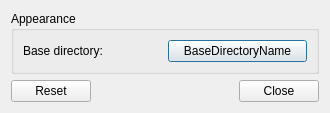
Above: plugin-directorymenu/directorymenuconfiguration.ui from lxqt/lxqt-panel before the change. Below: the same form after it.
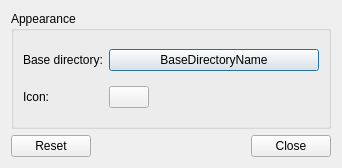
That is the form after the change.

Commit message: added icon configuration

```diff
--- a/plugin-directorymenu/directorymenuconfiguration.ui
+++ b/plugin-directorymenu/directorymenuconfiguration.ui
@@ -6,8 +6,8 @@
    <rect>
     <x>0</x>
     <y>0</y>
-    <width>330</width>
-    <height>111</height>
+    <width>342</width>
+    <height>168</height>
    </rect>
   </property>
   <property name="windowTitle">
@@ -29,11 +29,37 @@
       </item>
       <item row="0" column="1">
        <widget class="QPushButton" name="baseDirectoryB">
+        <property name="sizePolicy">
+         <sizepolicy hsizetype="MinimumExpanding" vsizetype="Fixed">
+          <horstretch>0</horstretch>
+          <verstretch>0</verstretch>
+         </sizepolicy>
+        </property>
         <property name="text">
          <string>BaseDirectoryName</string>
         </property>
        </widget>
       </item>
+      <item row="1" column="0">
+       <widget class="QLabel" name="iconL">
+        <property name="text">
+         <string>Icon:</string>
+        </property>
+       </widget>
+      </item>
+      <item row="1" column="1">
+       <widget class="QPushButton" name="iconB">
+        <property name="sizePolicy">
+         <sizepolicy hsizetype="Fixed" vsizetype="Fixed">
+          <horstretch>0</horstretch>
+          <verstretch>0</verstretch>
+         </sizepolicy>
+        </property>
+        <property name="text">
+         <string/>
+        </property>
+       </widget>
+      </item>
      </layout>
     </widget>
    </item>
```
The commit also changes 4 other files.
